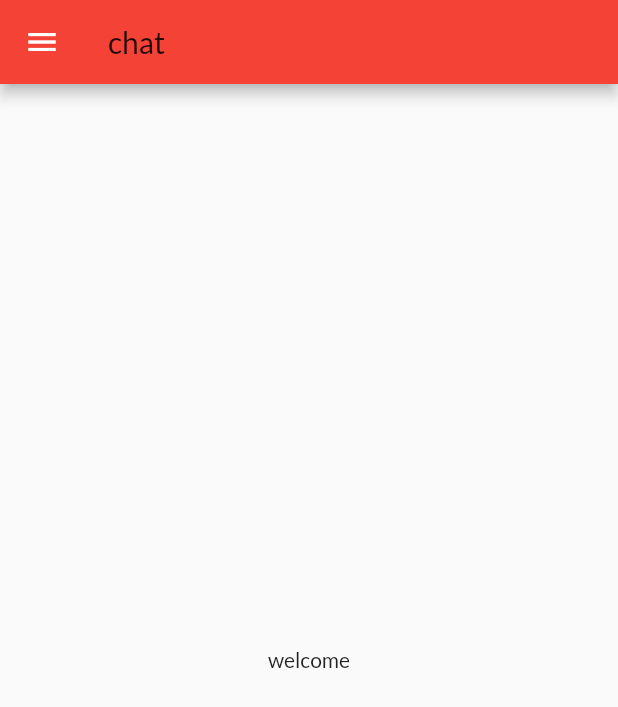
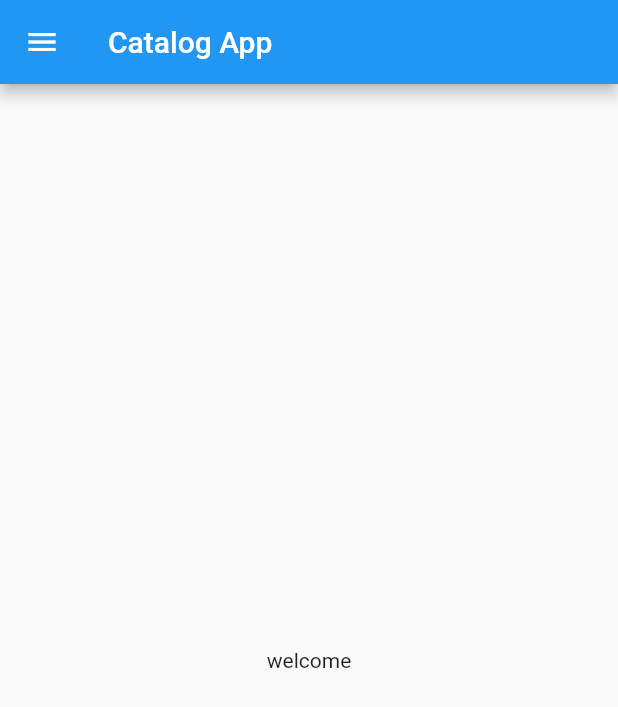
Before and after one commit to Jayalaxmipj/Flutter, a Flutter app: the screen it shows after launch, on a phone screen of 412 x 824 dp. Shown: the top 707 px of the screen. Run offline on Flutter 3.47's test engine with Material 2 defaults, Android fonts, the phone set to English and light mode, and no system bars.

Commit message:
themes extracted

```diff
--- a/lib/main.dart
+++ b/lib/main.dart
@@ -1,8 +1,8 @@
 import 'package:flutter/material.dart';
+import 'package:flutter_application_1/Widgets/themes.dart';
 import 'package:flutter_application_1/pages/home_page.dart';
 import 'package:flutter_application_1/pages/login_page.dart';
 import 'package:flutter_application_1/utils/routes.dart';
-import 'package:google_fonts/google_fonts.dart';
 
 void main() {
   runApp(MyApp());
@@ -16,14 +16,8 @@ class MyApp extends StatelessWidget {
     return MaterialApp(
       //home: HomePage(),
       themeMode: ThemeMode.light,
-      theme: ThemeData(
-        primarySwatch: Colors.red,
-        fontFamily: GoogleFonts.lato().fontFamily,
-        primaryTextTheme: GoogleFonts.latoTextTheme(),
-      ),
-      darkTheme: ThemeData(
-        brightness: Brightness.dark,
-      ),
+      theme: MyTheme.lightTheme(context),
+      darkTheme: MyTheme.darkTheme(context),
       initialRoute: MyRoutes.homeRoute,
       routes: {
         "/": (context) => LoginPage(),
--- a/lib/pages/home_page.dart
+++ b/lib/pages/home_page.dart
@@ -8,7 +8,7 @@ class HomePage extends StatelessWidget {
   Widget build(BuildContext context) {
     return Scaffold(
       appBar: AppBar(
-        title: Text("chat"),
+        title: Text("Catalog App"),
       ),
       body: Center(
         child: Container(
```
